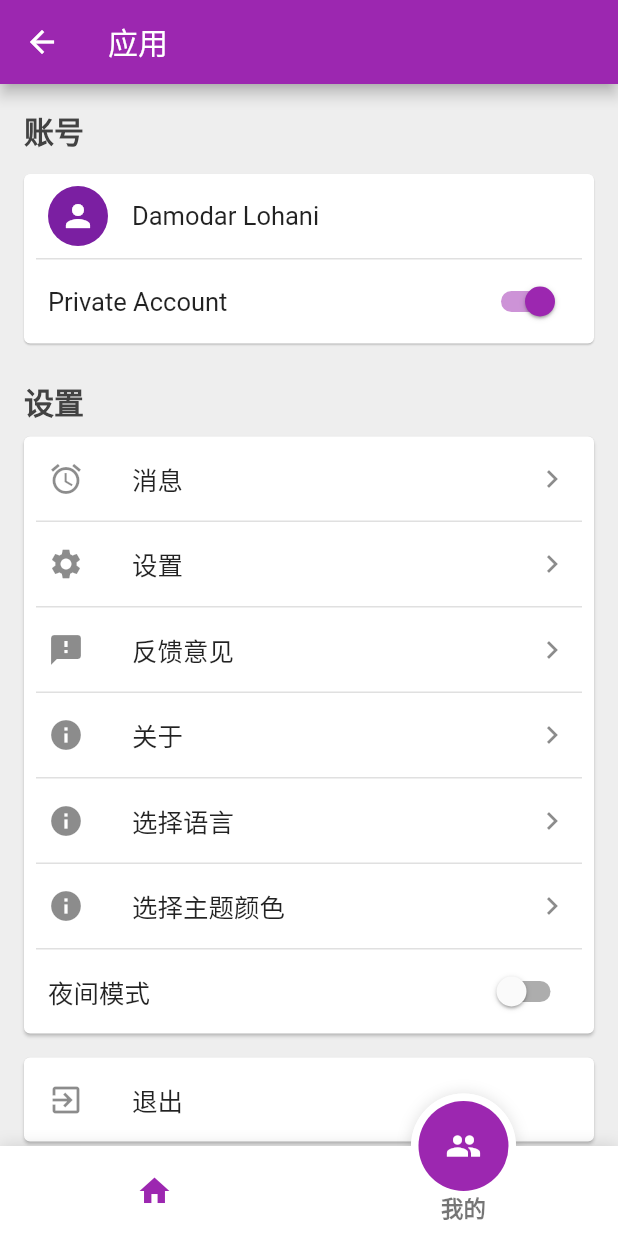
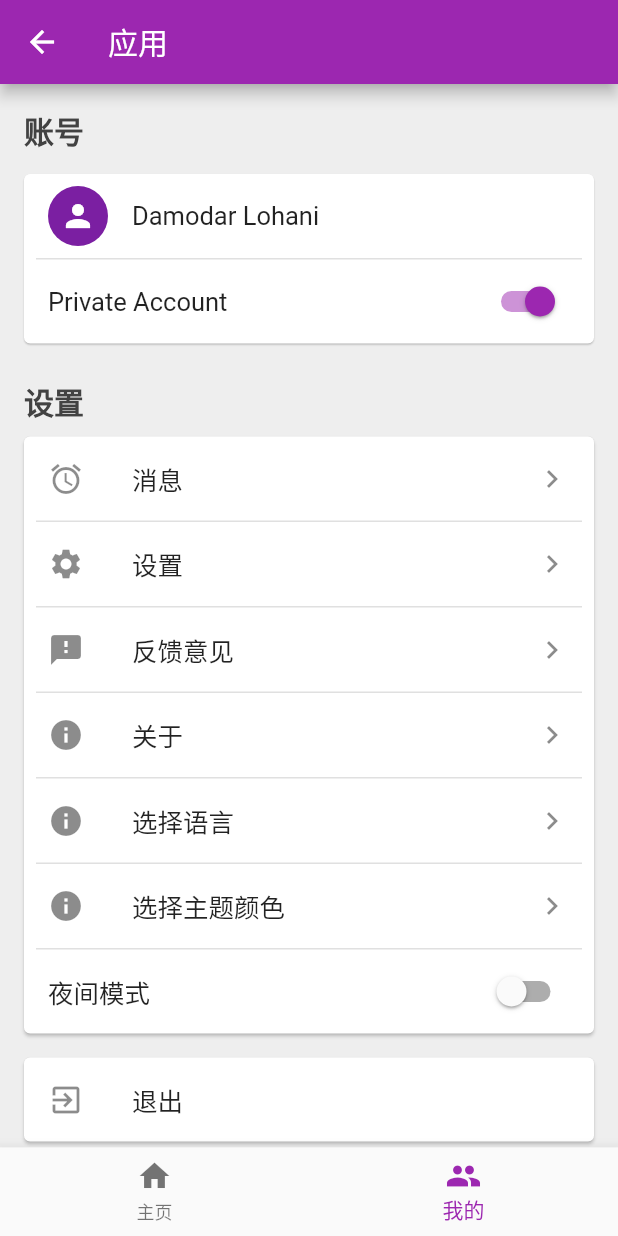
Before and after one commit to liudonghua123/jeecgboot_app, a Flutter app: the HomePage screen opened by its route, item 2 of the bottom bar chosen, on a phone screen of 412 x 824 dp. Run offline on Flutter 3.47's test engine with Material 2 defaults, Android fonts, the phone set to English and light mode, and no system bars; drawn by our look-alikes of fancy_bottom_navigation; our stand-ins replace audioplayers, dio, file_picker, flutter_form_builder, flutter_redux, flutter_slidable and 4 more; missing offline and left inert: downloader, flutter_downloader, giffy_dialog, redux_logging, yaml_config; accounts and stored records are empty; generated files the repository leaves out were written again; statements that could not run were skipped.

Commit message:
update code

```diff
--- /dev/null
+++ b/analysis_options.yaml
@@ -0,0 +1,4 @@
+analyzer:
+  enable-experiment:
+    - non-nullable
+    - extension-methods
--- a/lib/pages/home_page.dart
+++ b/lib/pages/home_page.dart
@@ -1,7 +1,7 @@
 import 'package:flutter/material.dart';
 import 'package:fancy_bottom_navigation/fancy_bottom_navigation.dart';
 import '../localization.dart';
-import 'clue_fragment.dart';
+import 'clue_page.dart';
 import 'profile_page.dart';
 
 class HomePage extends StatefulWidget {
@@ -12,51 +12,63 @@ class HomePage extends StatefulWidget {
 }
 
 class _HomePageState extends State<HomePage> {
-  int currentPage = 0;
+  int _currentIndex = 0;
+  PageController _pageController;
+
+  @override
+  void initState() {
+    super.initState();
+    _pageController = PageController();
+  }
+
+  @override
+  void dispose() {
+    _pageController.dispose();
+    super.dispose();
+  }
 
   @override
   Widget build(BuildContext context) {
-    mainContainer(currentPage) {
-      Widget widget;
-      switch (currentPage) {
-        case 0:
-          widget = ClueFragment();
-          break;
-        default:
-          widget = ProfilePage();
-      }
-      return widget;
-    }
-
-    final body = Container(
-      width: MediaQuery.of(context).size.width,
-      height: MediaQuery.of(context).size.height,
-      decoration: BoxDecoration(
-        gradient: LinearGradient(colors: [
-          Colors.blue,
-          Colors.lightBlueAccent,
-        ]),
-      ),
-      child: mainContainer(currentPage),
-    );
-
     return Scaffold(
       appBar: AppBar(
         title: Text(AppLocalizations.of(context).title),
       ),
-      bottomNavigationBar: FancyBottomNavigation(
-        tabs: [
-          TabData(iconData: Icons.home, title: "主页"),
-          // TabData(iconData: Icons.search, title: "搜索"),
-          TabData(iconData: Icons.people, title: "我的")
+      // bottomNavigationBar: FancyBottomNavigation(
+      //   tabs: [
+      //     TabData(iconData: Icons.home, title: "主页"),
+      //     // TabData(iconData: Icons.search, title: "搜索"),
+      //     TabData(iconData: Icons.people, title: "我的")
+      //   ],
+      //   onTabChangedListener: (int index) {
+      //     setState(() {
+      //       _currentIndex = index;
+      //       _pageController.jumpToPage(index);
+      //     });
+      //   },
+      // ),
+      bottomNavigationBar: BottomNavigationBar(
+        items: <BottomNavigationBarItem>[
+          BottomNavigationBarItem(icon: Icon(Icons.home), title: Text("主页")),
+          BottomNavigationBarItem(icon: Icon(Icons.people), title: Text("我的"))
         ],
-        onTabChangedListener: (position) {
+        onTap: (int index) {
           setState(() {
-            currentPage = position;
+            _currentIndex = index;
+            _pageController.jumpToPage(index);
           });
         },
+        type: BottomNavigationBarType.fixed,
+        currentIndex: _currentIndex,
       ),
-      body: body,
+      body: SizedBox.expand(
+        child: PageView(
+          controller: _pageController,
+          onPageChanged: (index) {
+            setState(() => _currentIndex = index);
+          },
+          children: <Widget>[CluePage(), ProfilePage()],
+        ),
+      ),
     );
   }
 }
--- a/lib/pages/welcome_page.dart
+++ b/lib/pages/welcome_page.dart
@@ -29,13 +29,13 @@ class _WelcomePageState extends State<WelcomePage> {
     // check login status
     if (token != null) {
       debugPrint("navigate to HomePage");
-      Navigator.push(
+      Navigator.pushReplacement(
         context,
         MaterialPageRoute(builder: (context) => HomePage()),
       );
     } else {
       debugPrint("navigate to LoginPage");
-      Navigator.push(
+      Navigator.pushReplacement(
         context,
         MaterialPageRoute(builder: (context) => LoginPage()),
       );
```
Also changed, not shown: lib/net/api.dart (+9 -8 lines), lib/pages/clue_page.dart (renamed from lib/pages/clue_fragment.dart, +4 -4 lines), lib/pages/login_page.dart (+16 -4 lines), lib/pages/profile_page.dart (+12 -1 lines), pubspec.yaml (+1 -8 lines), 1 other file.
